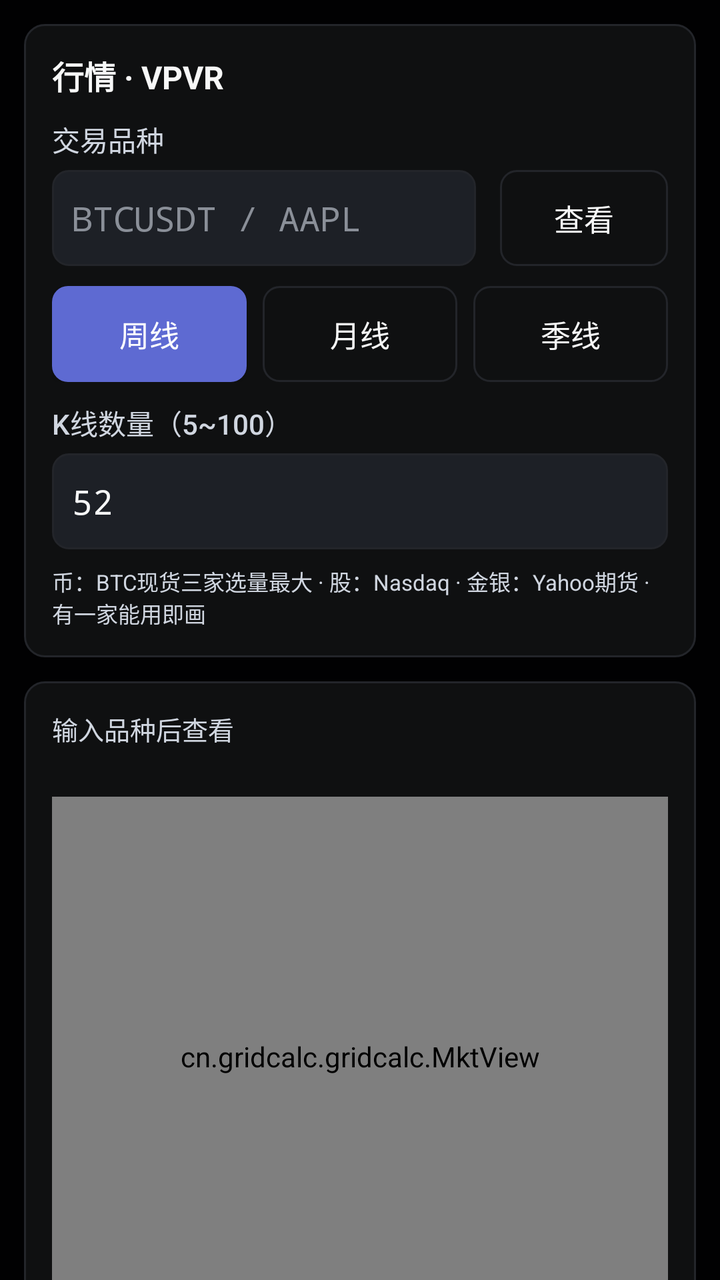
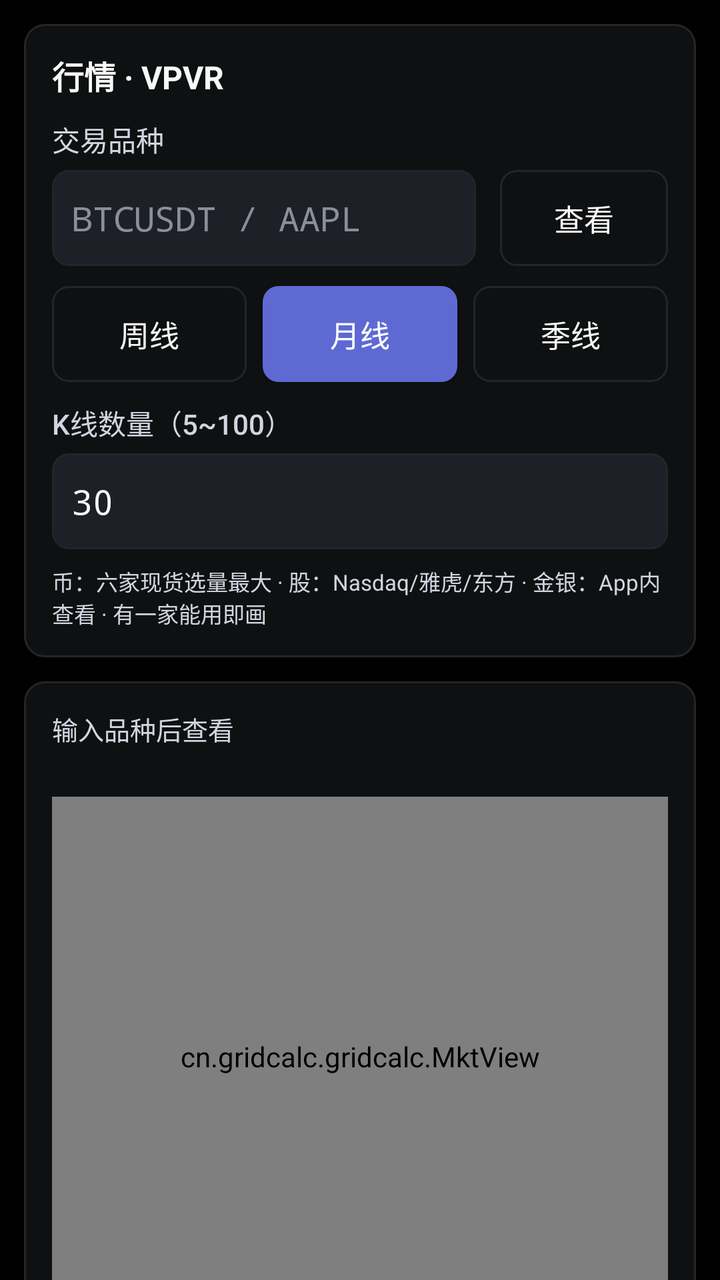

Before-and-after screenshots of an Android layout around one commit, followed by the original layout XML and the change that was made.
<!-- AndroidManifest.xml: application theme Theme.GridCalc.Dark -->
<!-- res/layout/page_mkt.xml -->
<?xml version="1.0" encoding="utf-8"?>
<ScrollView xmlns:android="http://schemas.android.com/apk/res/android"
    android:layout_width="match_parent"
    android:layout_height="match_parent"
    android:fillViewport="true"
    android:scrollbars="none"
    android:clipToPadding="false">

    <LinearLayout
        android:layout_width="match_parent"
        android:layout_height="wrap_content"
        android:orientation="vertical"
        android:padding="12dp">

        
        <LinearLayout
            android:layout_width="match_parent"
            android:layout_height="wrap_content"
            android:background="@drawable/card_bg"
            android:orientation="vertical"
            android:padding="14dp">
            <TextView
                android:layout_width="wrap_content"
                android:layout_height="wrap_content"
                android:layout_marginBottom="10dp"
                android:text="行情 · VPVR"
                android:textColor="?attr/colorInk"
                android:textSize="16sp"
                android:textStyle="bold" />
            <LinearLayout
                android:layout_width="match_parent"
                android:layout_height="wrap_content"
                android:orientation="horizontal">
                <LinearLayout
                    android:layout_width="0dp"
                    android:layout_height="wrap_content"
                    android:layout_marginRight="6dp"
                    android:layout_weight="1"
                    android:orientation="vertical">
                    <TextView
                        android:layout_width="wrap_content"
                        android:layout_height="wrap_content"
                        android:layout_marginBottom="5dp"
                        android:text="交易品种"
                        android:textColor="?attr/colorSub"
                        android:textSize="14sp"
                        android:fontFamily="sans-serif-medium" />
                    <EditText
                        android:id="@+id/mkt_sym"
                        android:layout_width="match_parent"
                        android:layout_height="48dp"
                        android:background="@drawable/input_bg"
                        android:hint="BTCUSDT / AAPL"
                        android:importantForAutofill="no"
                        android:inputType="textNoSuggestions"
                        android:imeOptions="actionDone"
                        android:singleLine="true"
                        android:paddingLeft="10dp"
                        android:paddingRight="10dp"
                        android:textColor="?attr/colorInk"
                        android:textColorHint="?attr/colorFaint"
                        android:textSize="17sp"
                        android:typeface="monospace" />
                </LinearLayout>
                <Button
                    android:id="@+id/mkt_go"
                    android:layout_width="84dp"
                    android:layout_height="48dp"
                    android:layout_gravity="bottom"
                    android:layout_marginLeft="6dp"
                    android:background="@drawable/btn_ghost"
                    android:text="查看"
                    android:textColor="?attr/colorInk"
                    android:textSize="15sp" />
            </LinearLayout>
            <LinearLayout
                android:layout_width="match_parent"
                android:layout_height="48dp"
                android:layout_marginTop="10dp"
                android:orientation="horizontal">
                <Button
                    android:id="@+id/mkt_tf_w"
                    android:layout_width="0dp"
                    android:layout_height="match_parent"
                    android:layout_marginRight="4dp"
                    android:layout_weight="1"
                    android:background="@drawable/btn_primary"
                    android:text="周线"
                    android:textColor="?attr/colorOnPrimary"
                    android:textSize="15sp" />
                <Button
                    android:id="@+id/mkt_tf_m"
                    android:layout_width="0dp"
                    android:layout_height="match_parent"
                    android:layout_marginLeft="4dp"
                    android:layout_marginRight="4dp"
                    android:layout_weight="1"
                    android:background="@drawable/btn_ghost"
                    android:text="月线"
                    android:textColor="?attr/colorInk"
                    android:textSize="15sp" />
                <Button
                    android:id="@+id/mkt_tf_q"
                    android:layout_width="0dp"
                    android:layout_height="match_parent"
                    android:layout_marginLeft="4dp"
                    android:layout_weight="1"
                    android:background="@drawable/btn_ghost"
                    android:text="季线"
                    android:textColor="?attr/colorInk"
                    android:textSize="15sp" />
            </LinearLayout>
            <LinearLayout
                android:layout_width="match_parent"
                android:layout_height="wrap_content"
                android:layout_marginTop="10dp"
                android:orientation="vertical">
                <TextView
                    android:layout_width="wrap_content"
                    android:layout_height="wrap_content"
                    android:layout_marginBottom="5dp"
                    android:text="K线数量（5~100）"
                    android:textColor="?attr/colorSub"
                    android:textSize="14sp"
                    android:fontFamily="sans-serif-medium" />
                <EditText
                    android:id="@+id/mkt_kcount"
                    android:layout_width="match_parent"
                    android:layout_height="48dp"
                    android:background="@drawable/input_bg"
                    android:importantForAutofill="no"
                    android:inputType="number"
                    android:imeOptions="actionDone"
                    android:singleLine="true"
                    android:paddingLeft="10dp"
                    android:paddingRight="10dp"
                    android:text="52"
                    android:textColor="?attr/colorInk"
                    android:textColorHint="?attr/colorFaint"
                    android:textSize="17sp"
                    android:typeface="monospace" />
            </LinearLayout>
            <TextView
                android:id="@+id/mkt_srcnote"
                android:layout_width="wrap_content"
                android:layout_height="wrap_content"
                android:layout_marginTop="8dp"
                android:text="币：BTC现货三家选量最大 · 股：Nasdaq · 金银：Yahoo期货 · 有一家能用即画"
                android:textColor="?attr/colorSub"
                android:textSize="11sp" />
        </LinearLayout>

        
        <LinearLayout
            android:layout_width="match_parent"
            android:layout_height="wrap_content"
            android:layout_marginTop="12dp"
            android:background="@drawable/card_bg"
            android:orientation="vertical"
            android:padding="14dp">
            <TextView
                android:id="@+id/mkt_status"
                android:layout_width="wrap_content"
                android:layout_height="wrap_content"
                android:text="输入品种后查看"
                android:textColor="?attr/colorSub"
                android:textSize="13sp" />
            <TextView
                android:id="@+id/mkt_ohlc"
                android:layout_width="match_parent"
                android:layout_height="wrap_content"
                android:layout_marginTop="2dp"
                android:layout_marginBottom="6dp"
                android:textColor="?attr/colorSub"
                android:textSize="12sp"
                android:typeface="monospace" />
            <cn.gridcalc.gridcalc.MktView
                android:id="@+id/mkt_chart"
                android:layout_width="match_parent"
                android:layout_height="260dp" />
            <TextView
                android:id="@+id/mkt_leg"
                android:layout_width="match_parent"
                android:layout_height="wrap_content"
                android:layout_marginTop="6dp"
                android:textColor="?attr/colorSub"
                android:textSize="12sp"
                android:typeface="monospace" />
        </LinearLayout>
    </LinearLayout>
</ScrollView>
<!-- resources referenced by this layout -->
<resources>
  <!-- drawable btn_ghost (drawable) -->
  <?xml version="1.0" encoding="utf-8"?>
  <selector xmlns:android="http://schemas.android.com/apk/res/android">
      <item android:state_pressed="true">
          <shape android:shape="rectangle">
              <solid android:color="?attr/colorBorder" />
              <corners android:radius="8dp" />
          </shape>
      </item>
      <item>
          <shape android:shape="rectangle">
              <solid android:color="@android:color/transparent" />
              <stroke android:width="1dp" android:color="?attr/colorBorder" />
              <corners android:radius="8dp" />
          </shape>
      </item>
  </selector>
  <!-- drawable btn_primary (drawable) -->
  <?xml version="1.0" encoding="utf-8"?>
  <selector xmlns:android="http://schemas.android.com/apk/res/android">
      <item android:state_pressed="true">
          <shape android:shape="rectangle">
              <solid android:color="?attr/colorPrimaryDark" />
              <corners android:radius="8dp" />
          </shape>
      </item>
      <item>
          <shape android:shape="rectangle">
              <solid android:color="?attr/colorPrimary" />
              <corners android:radius="8dp" />
          </shape>
      </item>
  </selector>
  <!-- drawable card_bg (drawable) -->
  <?xml version="1.0" encoding="utf-8"?>
  <shape xmlns:android="http://schemas.android.com/apk/res/android"
      android:shape="rectangle">
      <solid android:color="?attr/colorCard" />
      <stroke android:width="1dp" android:color="?attr/colorBorder" />
      <corners android:radius="10dp" />
  </shape>
  <!-- drawable input_bg (drawable) -->
  <?xml version="1.0" encoding="utf-8"?>
  <selector xmlns:android="http://schemas.android.com/apk/res/android">
      <item android:state_focused="true">
          <shape android:shape="rectangle">
              <solid android:color="?attr/colorInput" />
              <stroke android:width="1dp" android:color="?attr/colorPrimary" />
              <corners android:radius="8dp" />
          </shape>
      </item>
      <item>
          <shape android:shape="rectangle">
              <solid android:color="?attr/colorInput" />
              <stroke android:width="1dp" android:color="?attr/colorBorder" />
              <corners android:radius="8dp" />
          </shape>
      </item>
  </selector>
  <style name="Theme.GridCalc.Dark" parent="android:Theme.Material.NoActionBar">
          <item name="colorCanvas">#010102</item>
          <item name="colorCard">#0F1011</item>
          <item name="colorSurf2">#141516</item>
          <item name="colorInput">#1D2026</item>
          <item name="colorInk">#F7F8F8</item>
          <item name="colorSub">#D0D6E0</item>
          <item name="colorFaint">#8A8F98</item>
          <item name="colorPrimary">#5E6AD2</item>
          <item name="colorPrimaryDark">#4A55B5</item>
          <item name="colorTeal">#27A644</item>
          <item name="colorRed">#E5484D</item>
          <item name="colorBorder">#23252A</item>
          <item name="colorTealBg">#1F27A644</item>
          <item name="colorBlueBg">#245E6AD2</item>
          <item name="colorOnPrimary">#FFFFFF</item>
          <item name="android:windowBackground">?attr/colorCanvas</item>
          <item name="android:statusBarColor">?attr/colorCanvas</item>
          <item name="android:navigationBarColor">?attr/colorCanvas</item>
          <item name="android:windowLightStatusBar">false</item>
      </style>
</resources>

<!-- the commit's change to res/layout/page_mkt.xml (unified diff, before → after) -->
@@ -84,9 +84,9 @@
                     android:layout_height="match_parent"
                     android:layout_marginRight="4dp"
                     android:layout_weight="1"
-                    android:background="@drawable/btn_primary"
+                    android:background="@drawable/btn_ghost"
                     android:text="周线"
-                    android:textColor="?attr/colorOnPrimary"
+                    android:textColor="?attr/colorInk"
                     android:textSize="15sp" />
                 <Button
                     android:id="@+id/mkt_tf_m"
@@ -95,9 +95,9 @@
                     android:layout_marginLeft="4dp"
                     android:layout_marginRight="4dp"
                     android:layout_weight="1"
-                    android:background="@drawable/btn_ghost"
+                    android:background="@drawable/btn_primary"
                     android:text="月线"
-                    android:textColor="?attr/colorInk"
+                    android:textColor="?attr/colorOnPrimary"
                     android:textSize="15sp" />
                 <Button
                     android:id="@+id/mkt_tf_q"
@@ -134,7 +134,7 @@
                     android:singleLine="true"
                     android:paddingLeft="10dp"
                     android:paddingRight="10dp"
-                    android:text="52"
+                    android:text="30"
                     android:textColor="?attr/colorInk"
                     android:textColorHint="?attr/colorFaint"
                     android:textSize="17sp"
@@ -145,7 +145,7 @@
                 android:layout_width="wrap_content"
                 android:layout_height="wrap_content"
                 android:layout_marginTop="8dp"
-                android:text="币：BTC现货三家选量最大 · 股：Nasdaq · 金银：Yahoo期货 · 有一家能用即画"
+                android:text="币：六家现货选量最大 · 股：Nasdaq/雅虎/东方 · 金银：App内查看 · 有一家能用即画"
                 android:textColor="?attr/colorSub"
                 android:textSize="11sp" />
         </LinearLayout>
